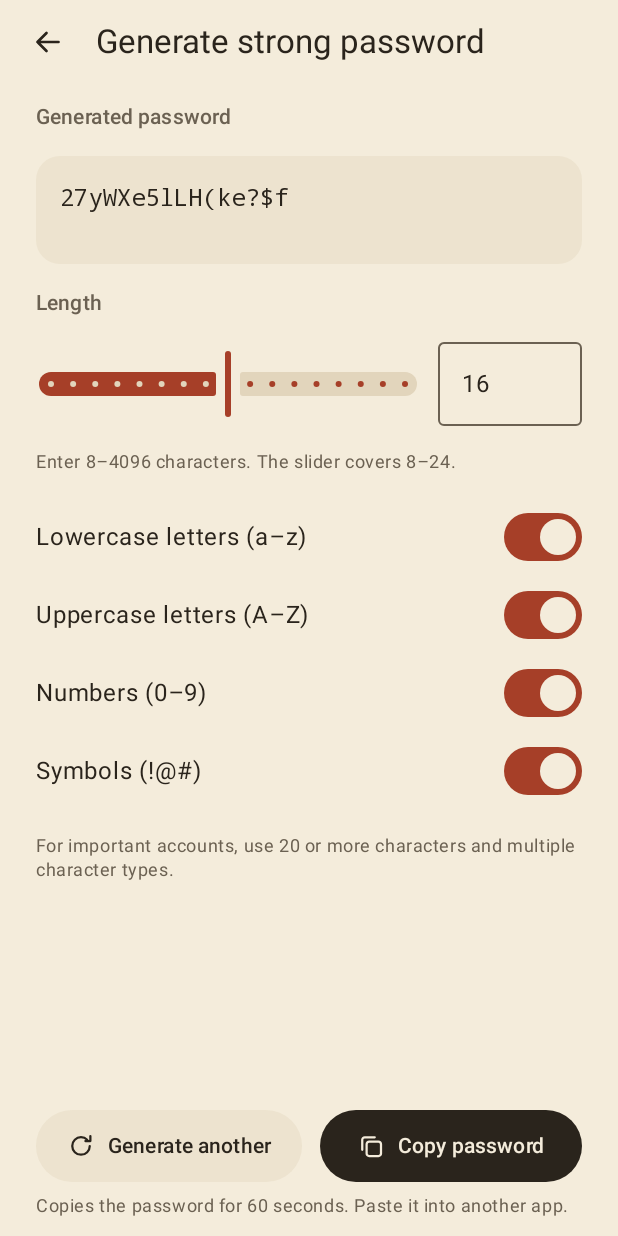
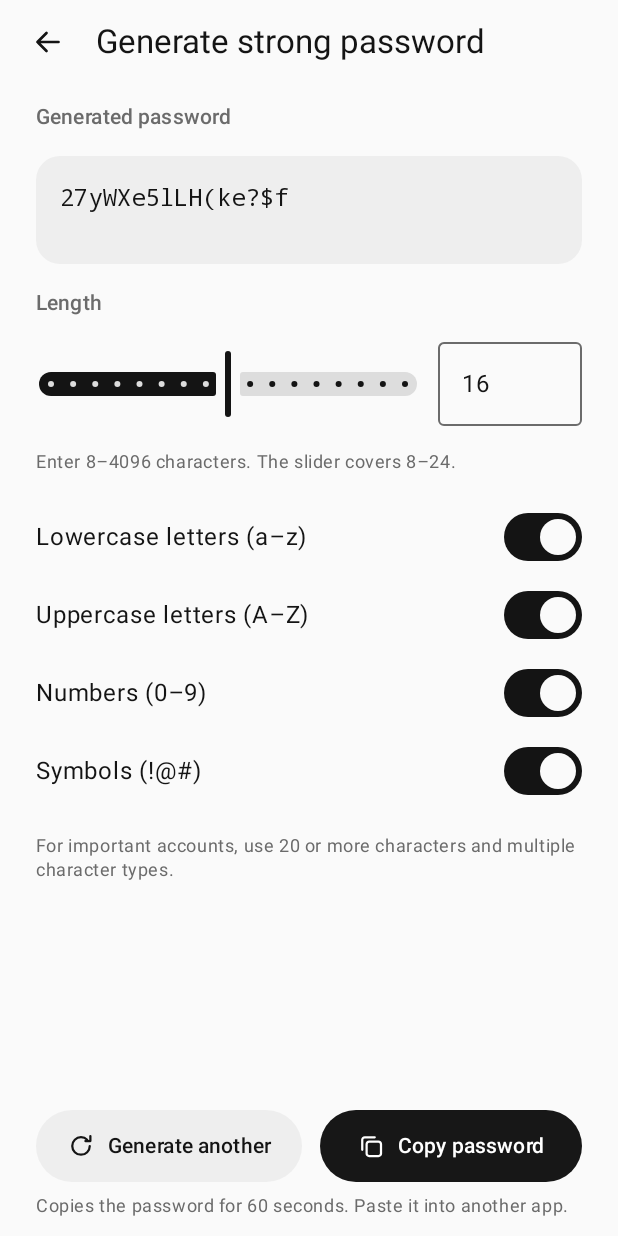
Before and after one commit to dozybot001/PassBy, an Android app built with Jetpack Compose: the screen it shows after launch (MainActivity), after a tap on "Generate strong password", on a phone screen of 412 x 824 dp. Run offline under Robolectric (Android 15) with nearby library versions, the phone set to English and light mode, and no system bars; pictures from the network do not load; 3 other taps on this screen came first.

Commit message:
Return the Android app to black, white and gray
The founder decided on 2026-11-15 to go back from the kraft paper scheme.
Colours match the web version; there is no accent colour, and the launcher
icon is the earlier black mark on light gray.

Co-Authored-By: Claude Fable 5.2 <noreply@anthropic.com>

```diff
--- a/android/app/src/main/kotlin/cn/tenonai/apps/passby/ui/Components.kt
+++ b/android/app/src/main/kotlin/cn/tenonai/apps/passby/ui/Components.kt
@@ -70,7 +70,7 @@ val PagePadding = 24.dp
 
 /** The PassBy mark: a margin line and three lines of writing, the shapes of the launcher icon. */
 @Composable
-fun BrandMark(size: Dp, modifier: Modifier = Modifier, color: Color = palette.accent) {
+fun BrandMark(size: Dp, modifier: Modifier = Modifier, color: Color = palette.ink) {
     Canvas(modifier.size(size)) {
         // The bars sit in a 56-unit square whose origin is (22, 22) on the icon's 100-unit canvas.
         val unit = this.size.minDimension / 56f
@@ -175,7 +175,7 @@ fun PrimaryButton(text: String, onClick: () -> Unit, modifier: Modifier = Modifi
         modifier = modifier.heightIn(min = 48.dp),
         enabled = enabled,
         shape = CircleShape,
-        colors = ButtonDefaults.buttonColors(containerColor = palette.ink, contentColor = palette.paper),
+        colors = ButtonDefaults.buttonColors(containerColor = palette.button, contentColor = palette.onButton),
         contentPadding = PaddingValues(horizontal = 20.dp, vertical = 8.dp),
     ) {
         if (icon != null) {
@@ -217,13 +217,13 @@ fun LinkButton(text: String, icon: ImageVector, onClick: () -> Unit, modifier: M
 /** A filter chip: a name and how many passwords it holds. The chosen one is filled with ink. */
 @Composable
 fun CountChip(name: String, count: Int, selected: Boolean, onClick: () -> Unit) {
-    val content = if (selected) palette.paper else palette.ink
+    val content = if (selected) palette.onButton else palette.ink
     Row(
         Modifier
             .heightIn(min = 48.dp)
             .padding(vertical = 4.dp)
             .clip(CircleShape)
-            .background(if (selected) palette.ink else palette.wash)
+            .background(if (selected) palette.button else palette.wash)
             .selectable(selected = selected, role = Role.Tab, onClick = onClick)
             .padding(horizontal = 16.dp),
         verticalAlignment = Alignment.CenterVertically,
--- a/android/app/src/main/kotlin/cn/tenonai/apps/passby/ui/GeneratorScreen.kt
+++ b/android/app/src/main/kotlin/cn/tenonai/apps/passby/ui/GeneratorScreen.kt
@@ -93,7 +93,7 @@ fun GeneratorScreen(model: AppViewModel, forEditor: Boolean) {
             Text(
                 stringResource(if (options.length in PasswordOptions.LENGTHS) R.string.generator_length_help else R.string.generator_length_error),
                 style = MaterialTheme.typography.bodySmall,
-                color = if (options.length in PasswordOptions.LENGTHS) palette.secondary else palette.accent,
+                color = if (options.length in PasswordOptions.LENGTHS) palette.secondary else palette.ink,
             )
 
             Column {
@@ -103,7 +103,7 @@ fun GeneratorScreen(model: AppViewModel, forEditor: Boolean) {
                 Toggle(stringResource(R.string.symbols), options.symbols) { options = options.copy(symbols = it) }
             }
             if (options.alphabets.isEmpty()) {
-                Text(stringResource(R.string.generator_types_error), style = MaterialTheme.typography.bodySmall, color = palette.accent)
+                Text(stringResource(R.string.generator_types_error), style = MaterialTheme.typography.bodySmall, color = palette.ink)
             }
             Text(stringResource(R.string.generator_tip), style = MaterialTheme.typography.bodySmall, color = palette.secondary)
         }
--- a/android/app/src/main/kotlin/cn/tenonai/apps/passby/ui/LibraryScreen.kt
+++ b/android/app/src/main/kotlin/cn/tenonai/apps/passby/ui/LibraryScreen.kt
@@ -206,7 +206,7 @@ private fun EntryRow(model: AppViewModel, entry: Entry) {
             Box(Modifier.size(44.dp).clip(CircleShape).background(palette.wash), contentAlignment = Alignment.Center) {
                 Text(
                     entry.title.trim().take(1).uppercase(),
-                    color = palette.accent,
+                    color = palette.ink,
                     style = MaterialTheme.typography.titleMedium,
                     fontWeight = FontWeight.Medium,
                 )
--- a/android/app/src/main/kotlin/cn/tenonai/apps/passby/ui/Theme.kt
+++ b/android/app/src/main/kotlin/cn/tenonai/apps/passby/ui/Theme.kt
@@ -10,13 +10,18 @@ import androidx.compose.runtime.ReadOnlyComposable
 import androidx.compose.runtime.staticCompositionLocalOf
 import androidx.compose.ui.graphics.Color
 
-/** Scheme A, "kraft paper with a vermilion margin" (docs/local-notebook.md §7). The same five colours as iPhone. */
+/**
+ * Black, white and gray (docs/local-notebook.md §7), the colours the web version uses. There is no
+ * accent colour: what stands out does so by being ink on paper.
+ */
 data class Palette(
     val paper: Color,
     val ink: Color,
     val secondary: Color,
     val rule: Color,
-    val accent: Color,
+    /** The fill of the filled button and the chosen chip, and what is written on it. */
+    val button: Color,
+    val onButton: Color,
     /** Between paper and rule, for raised surfaces such as dialogs and menus. */
     val raised: Color,
 ) {
@@ -25,21 +30,23 @@ data class Palette(
 }
 
 private val Light = Palette(
-    paper = Color(0xFFF4ECDB),
-    ink = Color(0xFF2A241C),
-    secondary = Color(0xFF6B6152),
-    rule = Color(0xFFE2D5BC),
-    accent = Color(0xFFA63F28),
-    raised = Color(0xFFEDE3CE),
+    paper = Color(0xFFFAFAFA),
+    ink = Color(0xFF141414),
+    secondary = Color(0xFF6B6B6B),
+    rule = Color(0xFFDDDDDD),
+    button = Color(0xFF171717),
+    onButton = Color(0xFFFFFFFF),
+    raised = Color(0xFFEFEFEF),
 )
 
 private val Dark = Palette(
-    paper = Color(0xFF1C1915),
-    ink = Color(0xFFEFE7D6),
-    secondary = Color(0xFFA89D8B),
-    rule = Color(0xFF3A332A),
-    accent = Color(0xFFE58A6E),
-    raised = Color(0xFF29241E),
+    paper = Color(0xFF080808),
+    ink = Color(0xFFF6F6F6),
+    secondary = Color(0xFF9A9A9A),
+    rule = Color(0xFF333333),
+    button = Color(0xFFF6F6F6),
+    onButton = Color(0xFF111111),
+    raised = Color(0xFF171717),
 )
 
 private val LocalPalette = staticCompositionLocalOf { Light }
@@ -55,14 +62,14 @@ fun PassByTheme(content: @Composable () -> Unit) {
     val other = if (dark) Light else Dark
     val scheme = if (dark) {
         darkColorScheme(
-            primary = p.accent, onPrimary = p.paper, primaryContainer = p.rule, onPrimaryContainer = p.ink,
-            inversePrimary = other.accent,
+            primary = p.ink, onPrimary = p.paper, primaryContainer = p.rule, onPrimaryContainer = p.ink,
+            inversePrimary = other.ink,
             secondary = p.ink, onSecondary = p.paper, secondaryContainer = p.rule, onSecondaryContainer = p.ink,
-            tertiary = p.accent, onTertiary = p.paper, tertiaryContainer = p.rule, onTertiaryContainer = p.ink,
+            tertiary = p.ink, onTertiary = p.paper, tertiaryContainer = p.rule, onTertiaryContainer = p.ink,
             background = p.paper, onBackground = p.ink, surface = p.paper, onSurface = p.ink,
             surfaceVariant = p.rule, onSurfaceVariant = p.secondary, surfaceTint = p.ink,
             inverseSurface = p.ink, inverseOnSurface = p.paper,
-            error = p.accent, onError = p.paper, errorContainer = p.rule, onErrorContainer = p.ink,
+            error = p.ink, onError = p.paper, errorContainer = p.rule, onErrorContainer = p.ink,
             outline = p.secondary, outlineVariant = p.rule, scrim = Color.Black,
             surfaceBright = p.raised, surfaceDim = p.paper,
             surfaceContainerLowest = p.paper, surfaceContainerLow = p.paper, surfaceContainer = p.raised,
@@ -70,14 +77,14 @@ fun PassByTheme(content: @Composable () -> Unit) {
         )
     } else {
         lightColorScheme(
-            primary = p.accent, onPrimary = p.paper, primaryContainer = p.rule, onPrimaryContainer = p.ink,
-            inversePrimary = other.accent,
+            primary = p.ink, onPrimary = p.paper, primaryContainer = p.rule, onPrimaryContainer = p.ink,
+            inversePrimary = other.ink,
             secondary = p.ink, onSecondary = p.paper, secondaryContainer = p.rule, onSecondaryContainer = p.ink,
-            tertiary = p.accent, onTertiary = p.paper, tertiaryContainer = p.rule, onTertiaryContainer = p.ink,
+            tertiary = p.ink, onTertiary = p.paper, tertiaryContainer = p.rule, onTertiaryContainer = p.ink,
             background = p.paper, onBackground = p.ink, surface = p.paper, onSurface = p.ink,
             surfaceVariant = p.rule, onSurfaceVariant = p.secondary, surfaceTint = p.ink,
             inverseSurface = p.ink, inverseOnSurface = p.paper,
-            error = p.accent, onError = p.paper, errorContainer = p.rule, onErrorContainer = p.ink,
+            error = p.ink, onError = p.paper, errorContainer = p.rule, onErrorContainer = p.ink,
             outline = p.secondary, outlineVariant = p.rule, scrim = Color.Black,
             surfaceBright = p.paper, surfaceDim = p.raised,
             surfaceContainerLowest = p.paper, surfaceContainerLow = p.paper, surfaceContainer = p.raised,
--- a/android/app/src/main/kotlin/cn/tenonai/apps/passby/ui/TransferScreens.kt
+++ b/android/app/src/main/kotlin/cn/tenonai/apps/passby/ui/TransferScreens.kt
@@ -232,7 +232,7 @@ fun ExportScreen(model: AppViewModel, notebook: Notebook) {
                     else -> null
                 }
                 if (message != null) {
-                    Text(stringResource(message), style = MaterialTheme.typography.bodyMedium, color = palette.accent)
+                    Text(stringResource(message), style = MaterialTheme.typography.bodyMedium, color = palette.ink)
                 } else if (passphrase.isNotEmpty()) {
                     Text(stringResource(strength(passphrase)), style = MaterialTheme.typography.bodyMedium)
                 }
@@ -442,11 +442,11 @@ fun ImportScreen(model: AppViewModel, notebook: Notebook) {
                 }
                 bytes != null -> {
                     SecretField(typed, { typed = it }, stringResource(R.string.import_secret), revealed) { revealed = !revealed }
-                    error?.let { Text(stringResource(it), style = MaterialTheme.typography.bodyMedium, color = palette.accent) }
+                    error?.let { Text(stringResource(it), style = MaterialTheme.typography.bodyMedium, color = palette.ink) }
                 }
                 else -> {
                     Text(stringResource(R.string.import_intro), style = MaterialTheme.typography.bodyMedium, color = palette.secondary)
-                    error?.let { Text(stringResource(it), style = MaterialTheme.typography.bodyMedium, color = palette.accent) }
+                    error?.let { Text(stringResource(it), style = MaterialTheme.typography.bodyMedium, color = palette.ink) }
                 }
             }
         }
--- a/android/app/src/main/res/drawable/ic_launcher_foreground.xml
+++ b/android/app/src/main/res/drawable/ic_launcher_foreground.xml
@@ -12,7 +12,7 @@
         android:translateX="18"
         android:translateY="18">
         <path
-            android:fillColor="@color/icon_accent"
+            android:fillColor="@color/icon_ink"
             android:pathData="M28.25,30.25a3.25,3.25 0 0 1 6.5,0v39.5a3.25,3.25 0 0 1 -6.5,0z" />
         <path
             android:fillColor="@color/icon_ink"
--- a/android/app/src/main/res/values-night/colors.xml
+++ b/android/app/src/main/res/values-night/colors.xml
@@ -1,5 +1,5 @@
 <?xml version="1.0" encoding="utf-8"?>
 <resources>
-    <color name="paper">#1C1915</color>
-    <color name="accent">#E58A6E</color>
+    <color name="paper">#080808</color>
+    <color name="ink">#F6F6F6</color>
 </resources>
--- a/android/app/src/main/res/values-night/themes.xml
+++ b/android/app/src/main/res/values-night/themes.xml
@@ -2,6 +2,6 @@
 <resources>
     <style name="Theme.PassBy" parent="android:Theme.Material.NoActionBar">
         <item name="android:windowBackground">@color/paper</item>
-        <item name="android:colorAccent">@color/accent</item>
+        <item name="android:colorAccent">@color/ink</item>
     </style>
 </resources>
--- a/android/app/src/main/res/values/colors.xml
+++ b/android/app/src/main/res/values/colors.xml
@@ -1,10 +1,9 @@
 <?xml version="1.0" encoding="utf-8"?>
-<!-- Scheme A, "kraft paper with a vermilion margin" (docs/local-notebook.md §7). -->
+<!-- Black, white and gray (docs/local-notebook.md §7). There is no accent colour. -->
 <resources>
-    <color name="paper">#F4ECDB</color>
-    <color name="accent">#A63F28</color>
+    <color name="paper">#FAFAFA</color>
+    <color name="ink">#141414</color>
     <!-- The launcher icon keeps the light colours in both appearances, as the iPhone icon does. -->
-    <color name="icon_paper">#F4ECDB</color>
-    <color name="icon_ink">#2A241C</color>
-    <color name="icon_accent">#A63F28</color>
+    <color name="icon_paper">#EBEBEB</color>
+    <color name="icon_ink">#000000</color>
 </resources>
--- a/android/app/src/main/res/values/themes.xml
+++ b/android/app/src/main/res/values/themes.xml
@@ -3,6 +3,6 @@
 <resources>
     <style name="Theme.PassBy" parent="android:Theme.Material.Light.NoActionBar">
         <item name="android:windowBackground">@color/paper</item>
-        <item name="android:colorAccent">@color/accent</item>
+        <item name="android:colorAccent">@color/ink</item>
     </style>
 </resources>
```
Also changed, not shown: 1 other file.
